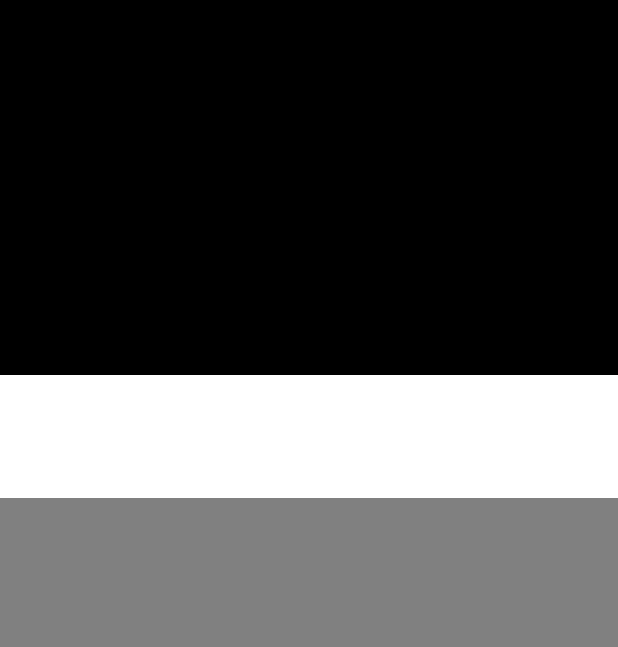
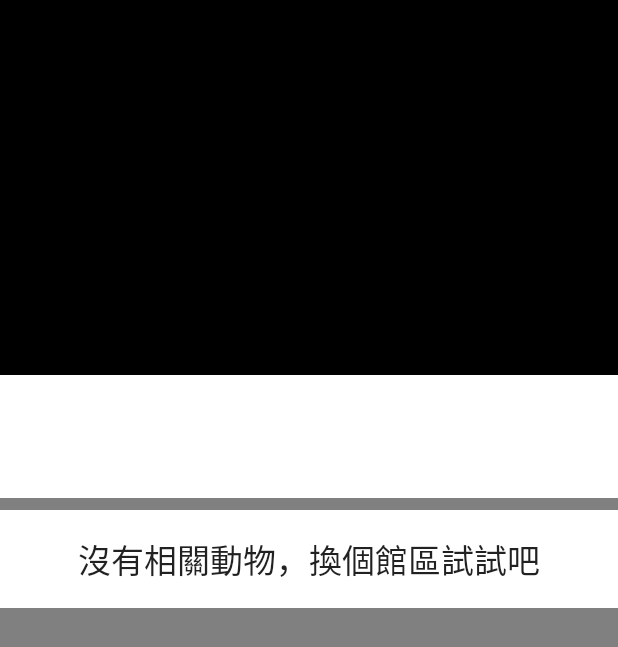
Before and after one commit to mu326345/Momo, an Android app: the layout fragment_detail1.xml on its own in the app's theme, with its tools: preview values and no code run, on a phone screen of 412 x 824 dp. Shown: the top 647 px of the screen. Run offline under Robolectric (Android 15) with nearby library versions, the phone set to English and light mode, and no system bars.

Commit message:
Add animal api and finished detail recycler view cancel dark mode

```diff
--- a/app/src/main/java/com/yuyu/momo/MainActivity.kt
+++ b/app/src/main/java/com/yuyu/momo/MainActivity.kt
@@ -3,9 +3,7 @@ package com.yuyu.momo
 import android.annotation.SuppressLint
 import androidx.appcompat.app.AppCompatActivity
 import android.os.Bundle
-import android.util.Log
 import androidx.activity.viewModels
-import androidx.lifecycle.Observer
 import com.yuyu.momo.databinding.ActivityMainBinding
 
 class MainActivity : AppCompatActivity() {
--- a/app/src/main/java/com/yuyu/momo/home/HomeAdapter.kt
+++ b/app/src/main/java/com/yuyu/momo/home/HomeAdapter.kt
@@ -8,7 +8,8 @@ import androidx.recyclerview.widget.RecyclerView
 import com.yuyu.momo.data.ResultItem
 import com.yuyu.momo.databinding.ItemTitleBinding
 
-class HomeAdapter(private val clickListener: (resultItem: ResultItem) -> Unit) : ListAdapter<ResultItem, HomeAdapter.HomeViewHolder>(DiffCallback) {
+class HomeAdapter(private val clickListener: (resultItem: ResultItem) -> Unit) :
+    ListAdapter<ResultItem, HomeAdapter.HomeViewHolder>(DiffCallback) {
 
     class HomeViewHolder(private val binding: ItemTitleBinding) : RecyclerView.ViewHolder(binding.root) {
         fun bind(data: ResultItem) {
--- a/app/src/main/java/com/yuyu/momo/network/ParkService.kt
+++ b/app/src/main/java/com/yuyu/momo/network/ParkService.kt
@@ -1,5 +1,6 @@
 package com.yuyu.momo.network
 
+import com.yuyu.momo.data.AnimalData
 import com.yuyu.momo.data.ParkData
 import okhttp3.OkHttpClient
 import okhttp3.logging.HttpLoggingInterceptor
@@ -10,6 +11,7 @@ import retrofit2.http.GET
 
 private const val BASE_URL = "https://data.taipei/api/v1/dataset/"
 private const val PARK_PATH = "5a0e5fbb-72f8-41c6-908e-2fb25eff9b8a?scope=resourceAquire"
+private const val ANIMAL_PATH = "a3e2b221-75e0-45c1-8f97-75acbd43d613?scope=resourceAquire"
 
 private val client = OkHttpClient.Builder()
     .addInterceptor(
@@ -26,6 +28,9 @@ private val retrofit = Retrofit.Builder()
 interface ParkApiService {
     @GET(PARK_PATH)
     fun getParkData(): Call<ParkData>
+
+    @GET(ANIMAL_PATH)
+    fun getAnimalData(): Call<AnimalData>
 }
 
 object ParkService {
--- a/app/src/main/java/com/yuyu/momo/repository/IDataSource.kt
+++ b/app/src/main/java/com/yuyu/momo/repository/IDataSource.kt
@@ -1,9 +1,12 @@
 package com.yuyu.momo.repository
 
+import com.yuyu.momo.data.AnimalData
 import com.yuyu.momo.data.ParkData
 import retrofit2.Call
 
 interface IDataSource {
 
     suspend fun getParkData(): Call<ParkData>
+
+    suspend fun getAnimalData(): Call<AnimalData>
 }
--- a/app/src/main/java/com/yuyu/momo/repository/IRepository.kt
+++ b/app/src/main/java/com/yuyu/momo/repository/IRepository.kt
@@ -1,8 +1,11 @@
 package com.yuyu.momo.repository
 
+import com.yuyu.momo.data.AnimalData
 import com.yuyu.momo.data.ParkData
 
 interface IRepository {
 
     suspend fun getParkData(callback: (ParkData) -> Unit)
+
+    suspend fun getAnimalData(callback: (AnimalData) -> Unit)
 }
--- a/app/src/main/res/layout/fragment_detail1.xml
+++ b/app/src/main/res/layout/fragment_detail1.xml
@@ -9,6 +9,14 @@
         android:layout_height="match_parent"
         android:background="@color/gray">
 
+        <ScrollView
+            android:layout_width="match_parent"
+            android:layout_height="match_parent">
+
+            <androidx.constraintlayout.widget.ConstraintLayout
+                android:layout_width="match_parent"
+                android:layout_height="match_parent">
+
                 <include
                     android:id="@+id/detail1_layout"
                     layout="@layout/item_detail1"
@@ -16,6 +24,30 @@
                     app:layout_constraintStart_toStartOf="parent"
                     app:layout_constraintTop_toTopOf="parent" />
 
+                <androidx.recyclerview.widget.RecyclerView
+                    android:id="@+id/detail_recycler"
+                    android:layout_width="match_parent"
+                    android:layout_height="match_parent"
+                    android:layout_marginTop="8dp"
+                    android:background="@color/white"
+                    app:layout_constraintEnd_toEndOf="parent"
+                    app:layout_constraintStart_toStartOf="parent"
+                    app:layout_constraintTop_toBottomOf="@id/detail1_layout" />
+
+                <include
+                    android:id="@+id/nodata_layout"
+                    layout="@layout/item_detail4"
+                    android:layout_width="match_parent"
+                    android:layout_height="match_parent"
+                    android:layout_marginTop="8dp"
+                    app:layout_constraintEnd_toEndOf="parent"
+                    app:layout_constraintStart_toStartOf="parent"
+                    app:layout_constraintTop_toBottomOf="@id/detail1_layout" />
+
+            </androidx.constraintlayout.widget.ConstraintLayout>
+
+        </ScrollView>
+
     </androidx.constraintlayout.widget.ConstraintLayout>
 
 </layout>
--- /dev/null
+++ b/app/src/main/res/layout/item_detail4.xml
@@ -0,0 +1,22 @@
+<?xml version="1.0" encoding="utf-8"?>
+<layout xmlns:android="http://schemas.android.com/apk/res/android"
+    xmlns:app="http://schemas.android.com/apk/res-auto">
+
+    <androidx.constraintlayout.widget.ConstraintLayout
+        android:layout_width="match_parent"
+        android:layout_height="wrap_content"
+        android:background="@color/white">
+
+        <TextView
+            android:layout_width="wrap_content"
+            android:layout_height="wrap_content"
+            android:layout_margin="16dp"
+            android:text="@string/no_data"
+            android:textAppearance="@style/TextAppearance.AppCompat.Large"
+            app:layout_constraintBottom_toBottomOf="parent"
+            app:layout_constraintEnd_toEndOf="parent"
+            app:layout_constraintStart_toStartOf="parent"
+            app:layout_constraintTop_toTopOf="parent" />
+    </androidx.constraintlayout.widget.ConstraintLayout>
+
+</layout>
--- a/app/src/main/res/values-night/themes.xml
+++ /dev/null
@@ -1,16 +0,0 @@
-<resources xmlns:tools="http://schemas.android.com/tools">
-    <!-- Base application theme. -->
-    <style name="Theme.Momo" parent="Theme.MaterialComponents.DayNight.DarkActionBar">
-        <!-- Primary brand color. -->
-        <item name="colorPrimary">@color/purple_200</item>
-        <item name="colorPrimaryVariant">@color/purple_700</item>
-        <item name="colorOnPrimary">@color/black</item>
-        <!-- Secondary brand color. -->
-        <item name="colorSecondary">@color/teal_200</item>
-        <item name="colorSecondaryVariant">@color/teal_200</item>
-        <item name="colorOnSecondary">@color/black</item>
-        <!-- Status bar color. -->
-        <item name="android:statusBarColor" tools:targetApi="l">?attr/colorPrimaryVariant</item>
-        <!-- Customize your theme here. -->
-    </style>
-</resources>
--- a/app/src/main/res/values/strings.xml
+++ b/app/src/main/res/values/strings.xml
@@ -4,4 +4,5 @@
     <string name="hello_blank_fragment">Hello blank fragment</string>
     <string name="no_rest_data">無休館資訊</string>
     <string name="taipei_zoo">臺北市立動物園</string>
+    <string name="no_data">沒有相關動物，換個館區試試吧</string>
 </resources>
--- a/app/src/main/res/values/themes.xml
+++ b/app/src/main/res/values/themes.xml
@@ -1,6 +1,6 @@
 <resources xmlns:tools="http://schemas.android.com/tools">
     <!-- Base application theme. -->
-    <style name="Theme.Momo" parent="Theme.MaterialComponents.DayNight.DarkActionBar">
+    <style name="Theme.Momo" parent="Theme.AppCompat.Light.DarkActionBar">
         <!-- Primary brand color. -->
         <item name="colorPrimary">@color/purple_500</item>
         <item name="colorPrimaryVariant">@color/purple_700</item>
@@ -12,5 +12,6 @@
         <!-- Status bar color. -->
         <item name="android:statusBarColor" tools:targetApi="l">?attr/colorPrimaryVariant</item>
         <!-- Customize your theme here. -->
+        <item name="android:forceDarkAllowed" tools:targetApi="q">false</item>
     </style>
 </resources>
```
Also changed, not shown: app/src/main/java/com/yuyu/momo/data/AnimalData.kt (added, +68 -0 lines), app/src/main/java/com/yuyu/momo/detail1/Detail1Adapter.kt (added, +38 -0 lines), app/src/main/java/com/yuyu/momo/detail1/Detail1Fragment.kt (+22 -1 lines), app/src/main/java/com/yuyu/momo/detail1/Detail1ViewModel.kt (+28 -1 lines), app/src/main/java/com/yuyu/momo/home/HomeFragment.kt (+15 -7 lines), app/src/main/java/com/yuyu/momo/repository/DefaultRepository.kt (+20 -2 lines), app/src/main/java/com/yuyu/momo/repository/RemoteDataSource.kt (+6 -1 lines), app/src/main/res/drawable/ic_baseline_arrow_forward_ios_24.xml (added, +11 -0 lines), app/src/main/res/layout/item_detail3.xml (added, +73 -0 lines), app/src/main/res/layout/item_title.xml (+17 -2 lines). Lines whose indentation alone changed are shown as unchanged.
